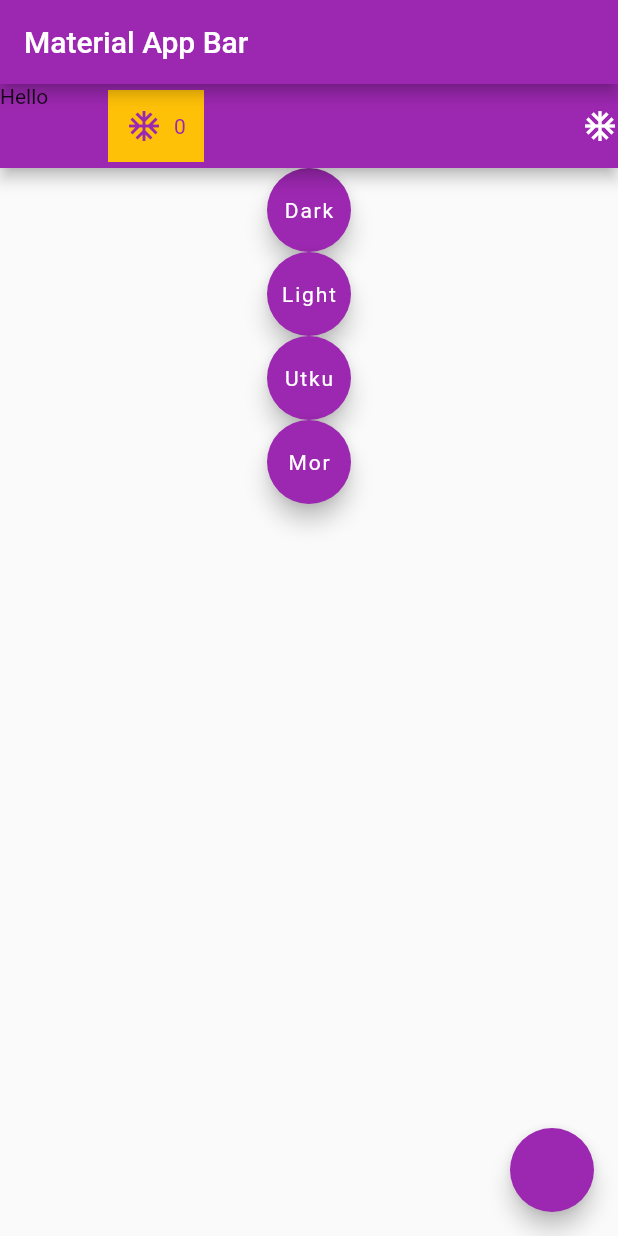
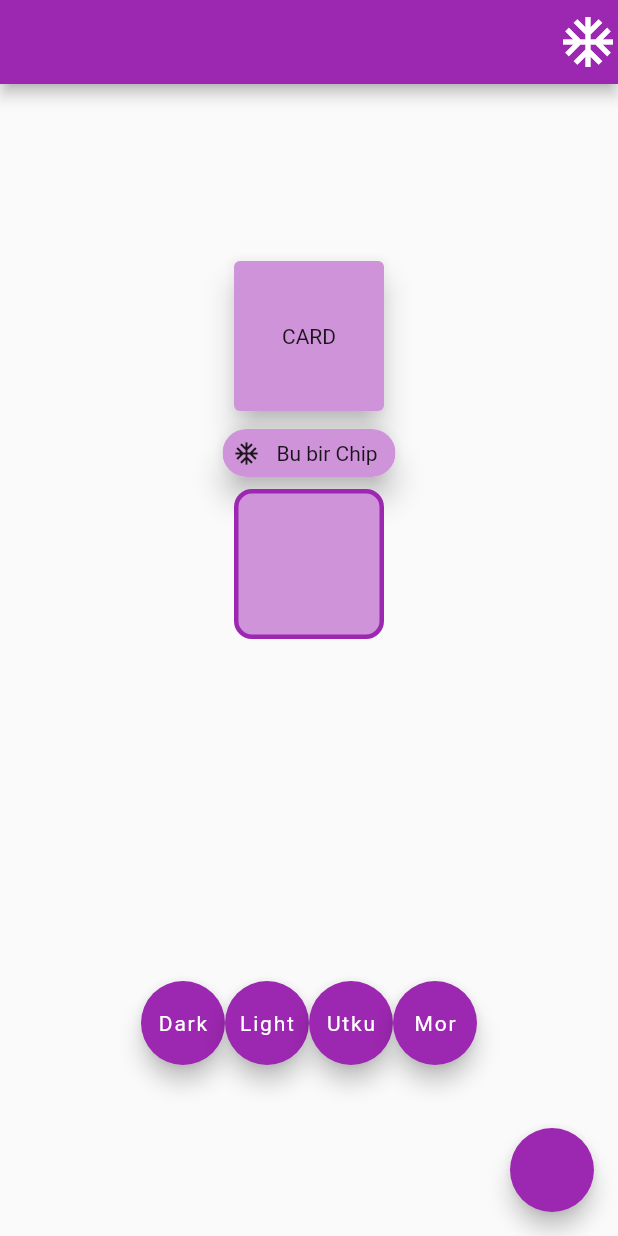
Before and after one commit to utku-c/Flutter-Dynamic-Theme, a Flutter app: the screen it shows after launch, on a phone screen of 412 x 824 dp. Run offline on Flutter 3.47's test engine with Material 2 defaults, Android fonts, the phone set to English and light mode, and no system bars.

Commit message:
Ekran görüntüleri eklendi ve arayüz biraz düzenlendi

```diff
--- a/lib/main.dart
+++ b/lib/main.dart
@@ -29,9 +29,6 @@ class MyApp extends StatelessWidget {
       title: 'Material App',
       theme: Provider.of<CustomThemeDataModel>(context).getThemeData,
       home: Scaffold(
-        appBar: AppBar(
-          title: Text('Material App Bar'),
-        ),
         body: Center(
           child: FlowerNonView(),
         ),
--- a/lib/provider/screen/flower_non_view.dart
+++ b/lib/provider/screen/flower_non_view.dart
@@ -3,52 +3,73 @@ import 'package:provider/provider.dart';
 
 import 'package:flutter/material.dart';
 import 'package:theme_data/model/custom_theme_data.dart';
-import 'package:theme_data/model/item.dart';
-import 'package:theme_data/screens/add_flower.dart';
 import 'package:theme_data/shared/custom_theme.dart';
 
 class FlowerNonView extends StatelessWidget {
   const FlowerNonView({Key? key}) : super(key: key);
-
+  //Theme.of(context).textTheme.bodyText1
   @override
   Widget build(BuildContext context) {
     return Scaffold(
+      appBar: AppBar(
+        actions: [
+          GestureDetector(
+            child: Icon(
+              Icons.ac_unit,
+              size: 40,
+            ),
+          ),
+        ],
+      ),
       floatingActionButton: FloatingActionButton(
         onPressed: () {},
       ),
-      appBar: AppBar(
-        leading: Text(
-          "Hello",
-          style: Theme.of(context).textTheme.bodyText1,
+      body: Center(
+        child: Column(
+          mainAxisAlignment: MainAxisAlignment.spaceAround,
+          children: [
+            Container(
+              child: Column(
+                children: [
+                  Card(
+                    elevation: 8,
+                    color: Theme.of(context).backgroundColor,
+                    child: Container(
+                      height: 100,
+                      width: 100,
+                      child: Center(child: Text("CARD")),
                     ),
-        actions: [Icon(Icons.ac_unit)],
-        title: Container(
-          color: Colors.amber,
-          child: Consumer<DarkFlowersModel>(
-            child: Text(
-              "Hello",
-              style: TextStyle(color: Colors.amber),
                   ),
-            builder: (context, model, child) {
-              return TextButton.icon(
-                icon: Icon(Icons.ac_unit),
-                onPressed: () {
-                  Navigator.of(context).push(
-                    MaterialPageRoute(
-                      builder: (context) => AddFlower(),
+                  Chip(
+                    avatar: Icon(Icons.ac_unit_outlined),
+                    elevation: 8,
+                    backgroundColor: Theme.of(context).backgroundColor,
+                    label: Text("Bu bir Chip"),
                   ),
-                  );
-                },
-                label: Text(
-                  model.totalFlower.toString(),
-                ),
-              );
-            },
+                  Container(
+                    width: 100,
+                    height: 100,
+                    decoration: BoxDecoration(
+                      color: Theme.of(context).backgroundColor,
+                      borderRadius: BorderRadius.circular(12),
+                      border: Border.all(
+                        width: 3,
+                        color: Theme.of(context).toggleableActiveColor,
                       ),
                     ),
                   ),
-      body: Center(
-        child: Column(
+                ],
+              ),
+            ),
+            newMethodFloatinButoon(context),
+          ],
+        ),
+      ),
+    );
+  }
+
+  Row newMethodFloatinButoon(BuildContext context) {
+    return Row(
       mainAxisAlignment: MainAxisAlignment.center,
       children: [
         FloatingActionButton(
@@ -79,19 +100,17 @@ class FlowerNonView extends StatelessWidget {
                 .setThemeData(myTheme);
           },
         ),
-            Expanded(
-              child: ListView.builder(
-                itemBuilder: (context, index) {
-                  return Text("data");
-                },
-                itemCount: Provider.of<DarkFlowersModel>(context, listen: true)
-                    .list
-                    .length,
-              ),
-            ),
+        // Expanded(
+        //   child: ListView.builder(
+        //     itemBuilder: (context, index) {
+        //       return Text("data");
+        //     },
+        //     itemCount: Provider.of<DarkFlowersModel>(context, listen: true)
+        //         .list
+        //         .length,
+        //   ),
+        // ),
       ],
-        ),
-      ),
     );
   }
 }
```
Also changed, not shown: lib/image/Screenshot_1649764715.png (added), lib/image/Screenshot_1649764722.png (added), lib/image/Screenshot_1649764726.png (added), lib/image/Screenshot_1649764728.png (added). Lines whose indentation alone changed are shown as unchanged.
